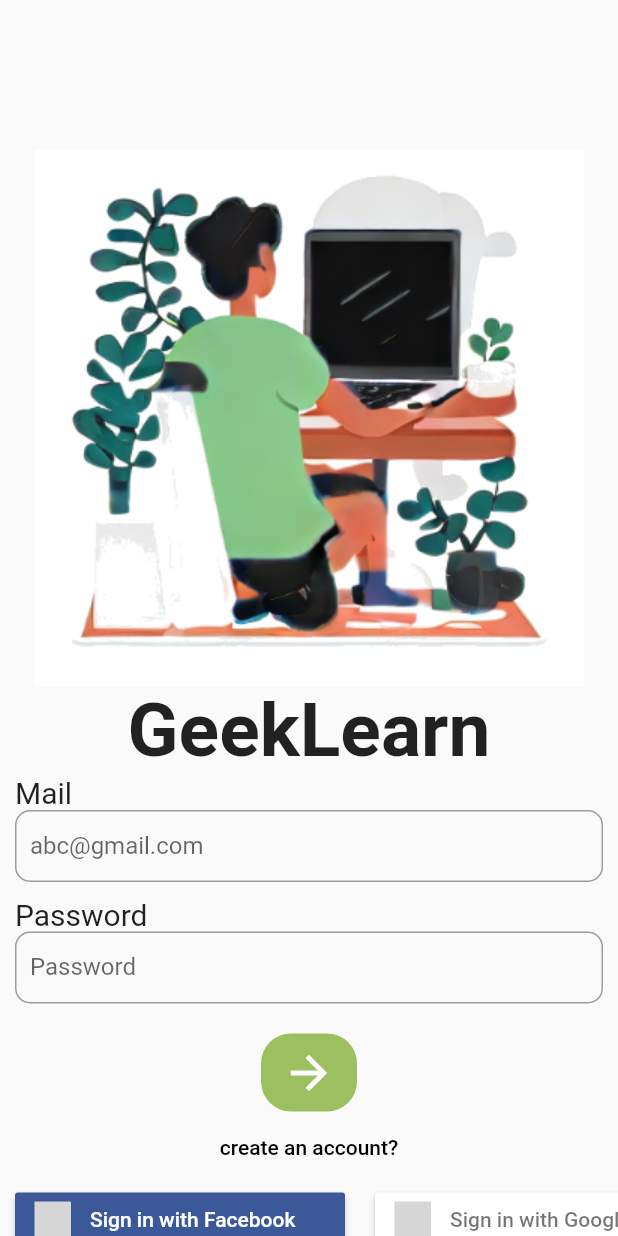
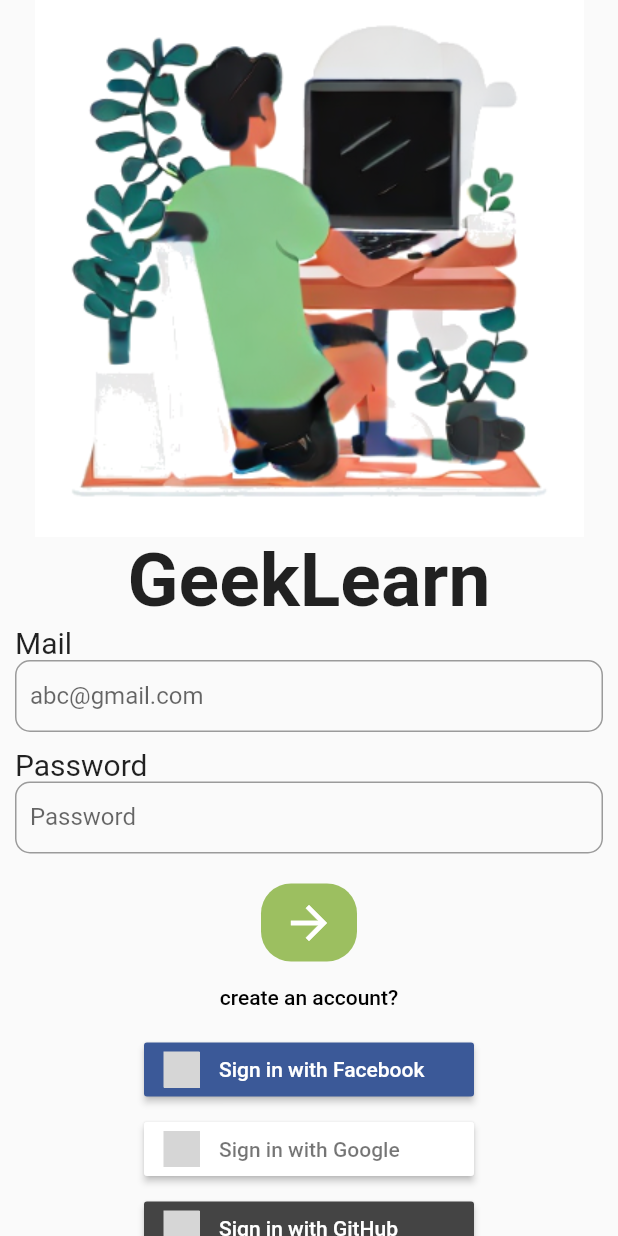
Before and after one commit to prasanthreddylomada/Geek, a Flutter app: the LoginPage screen opened directly, on a phone screen of 412 x 824 dp. Run offline on Flutter 3.47's test engine with Material 2 defaults, Android fonts, the light colour scheme and no system bars; drawn by our look-alikes of sign_in_button; our stand-ins replace cloud_firestore, firebase_auth, firebase_core, google_sign_in; missing offline and left inert: github_sign_in; accounts and stored records are empty; grey boxes are pictures that could not be loaded.

Commit message:
made the sign in buttons as column

```diff
--- a/lib/LoginPage.dart
+++ b/lib/LoginPage.dart
@@ -108,7 +108,6 @@
       body: SingleChildScrollView(
         child: Column(
           children: <Widget>[
-            SizedBox(height: 100),
             Container(
               child: Image.asset('lib/Assets/Screenshot 2023-11-21 232836.png'),
             ),
@@ -196,7 +195,6 @@
               ),
             ),
             Container(
-              margin: EdgeInsets.all(0),
               child: TextButton(
                 onPressed: () {
                   _navigateToSignup(context);
@@ -209,14 +207,8 @@
                 ),
               ),
             ),
-            SingleChildScrollView(
-              scrollDirection: Axis.horizontal,
-              child: Row(
-                crossAxisAlignment: CrossAxisAlignment.start,
-                mainAxisAlignment: MainAxisAlignment.spaceEvenly,
-                children: <Widget>[
             Container(
-                    margin: EdgeInsets.fromLTRB(10,0,10,10), // Adjust the margin as needed
+              margin: EdgeInsets.fromLTRB(10,0,10,5), // Adjust the margin as needed
               child: SignInButton(
                 Buttons.facebook,
                 onPressed: () {
@@ -225,7 +217,7 @@
               ),
             ),
             Container(
-                    margin: EdgeInsets.fromLTRB(10,0,10,10), // Adjust the margin as needed
+              margin: EdgeInsets.fromLTRB(10,0,10,5), // Adjust the margin as needed
               child: SignInButton(
                 Buttons.google,
                 onPressed: () {
@@ -234,15 +226,12 @@
               ),
             ),
             Container(
-                    margin: EdgeInsets.fromLTRB(10,0,10,10), // Adjust the margin as needed
+              margin: EdgeInsets.fromLTRB(10,0,10,5), // Adjust the margin as needed
               child: SignInButton(
                 Buttons.gitHub,
                 onPressed: () {
                   _handleGithubSignIn();
                 },
-                    ),
-                  ),
-                ],
               ),
             )
           ],
```
Lines whose indentation alone changed are shown as unchanged.
